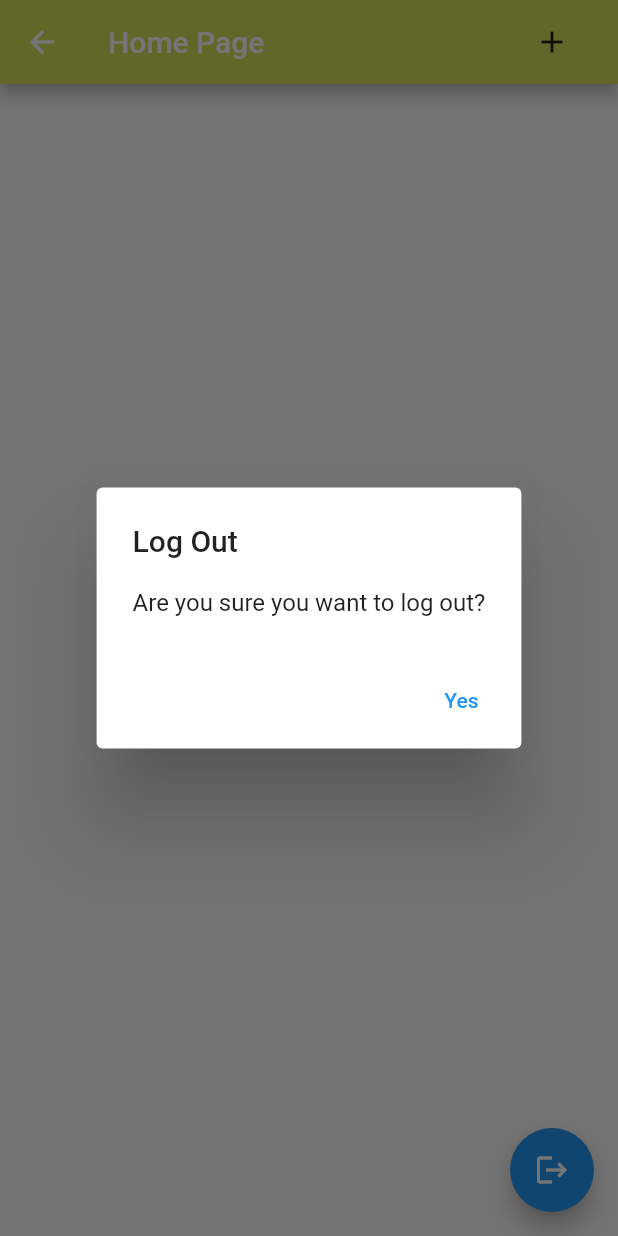
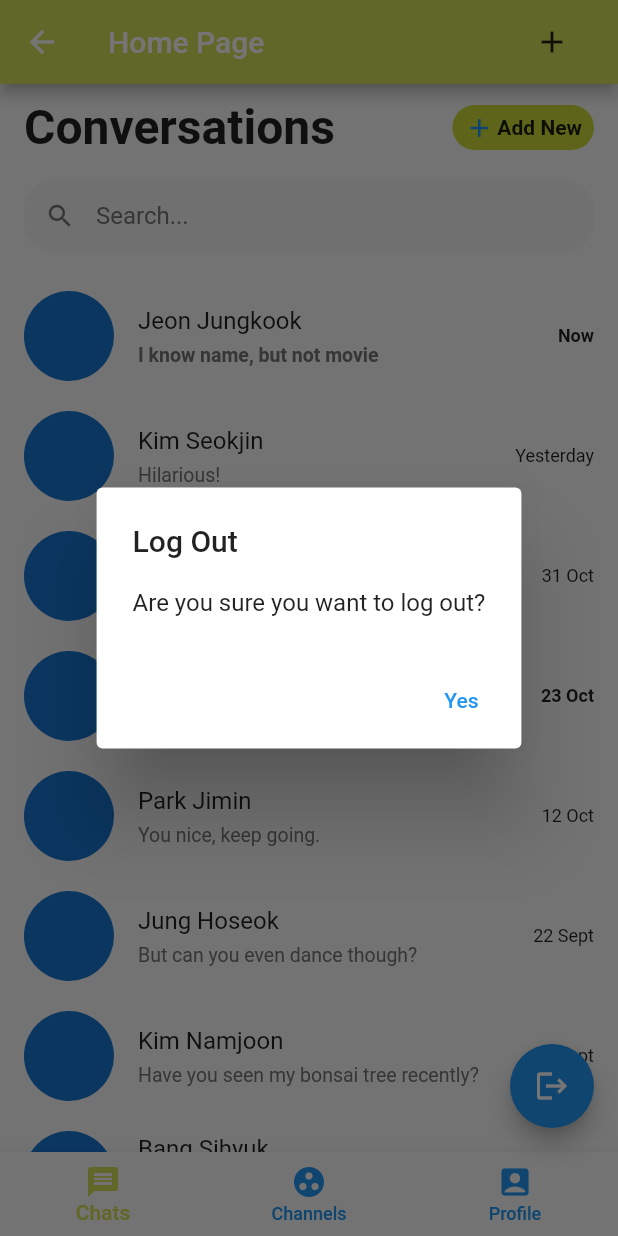
Before and after one commit to famedahossain/hw3-flutter, a Flutter app: the HomePage screen opened directly, after a tap on the "logout" icon, on a phone screen of 412 x 824 dp. Run offline on Flutter 3.47's test engine with Material 2 defaults, Android fonts, the phone set to English and light mode, and no system bars; our stand-ins replace cloud_firestore, firebase_auth, firebase_core, firebase_dynamic_links, firebase_storage, google_sign_in and 3 more; missing offline and left inert: flutter_facebook_auth; accounts and stored records are empty; network calls fail.

Commit message:
Updated Chat App Features + Debug

```diff
--- /dev/null
+++ b/lib/chat.dart
@@ -0,0 +1,100 @@
+import 'package:flutter/material.dart';
+import 'package:cloud_firestore/cloud_firestore.dart';
+import 'authenticate.dart';
+import 'users.dart';
+import 'convo.dart';
+
+class Chat extends StatefulWidget {
+  @override
+  _ChatPageState createState() => _ChatPageState();
+}
+
+String id = Authenticate().user();
+CollectionReference users = FirebaseFirestore.instance.collection('users');
+
+class _ChatPageState extends State<Chat> {
+  List<Users> chatUsers = [
+    Users(name: "Jeon Jungkook", messageText: "I know name, but not movie", imageURL: "assets/user_jungkook.jpg", time: "Now"),
+    Users(name: "Kim Seokjin", messageText: "Hilarious!", imageURL: "assets/user_jin.jpg", time: "Yesterday"),
+    Users(name: "Min Yoongi", messageText: "What is a lil meow meow?", imageURL: "assets/user_yoongi.jpg", time: "31 Oct"),
+    Users(name: "Kim Taehyung", messageText: "Do you know purple?", imageURL: "assets/user_v.jpg", time: "23 Oct"),
+    Users(name: "Park Jimin", messageText: "You nice, keep going.", imageURL: "assets/user_jimin.jpg", time: "12 Oct"),
+    Users(name: "Jung Hoseok", messageText: "But can you even dance though?", imageURL: "assets/user_jhope.jpg", time: "22 Sept"),
+    Users(name: "Kim Namjoon", messageText: "Have you seen my bonsai tree recently?", imageURL: "assets/user_rm.jpg", time: "1 Sept"),
+    Users(name: "Bang Sihyuk", messageText: "What are the newest money making schemes?",imageURL: "assets/user_bangpd.jpg", time: "16 Aug"),
+  ];
+  @override
+  Widget build(BuildContext context) {
+    return Scaffold(
+      body: SingleChildScrollView(
+        physics: BouncingScrollPhysics(),
+        child: Column(
+          crossAxisAlignment: CrossAxisAlignment.start,
+          children: <Widget>[
+            SafeArea(
+              child: Padding(
+                padding: EdgeInsets.only(left: 16,right: 16,top: 10),
+                child: Row(
+                  mainAxisAlignment: MainAxisAlignment.spaceBetween,
+                  children: <Widget>[
+                    Text("Conversations",style: TextStyle(fontSize: 32,fontWeight: FontWeight.bold),),
+                    Container(
+                      padding: EdgeInsets.only(left: 8,right: 8,top: 2,bottom: 2),
+                      height: 30,
+                      decoration: BoxDecoration(
+                        borderRadius: BorderRadius.circular(30),
+                        color: Colors.lime,
+                      ),
+                      child: Row(
+                        children: <Widget>[
+                          Icon(Icons.add,color: Colors.blue,size: 20,),
+                          SizedBox(width: 2,),
+                          Text("Add New",style: TextStyle(fontSize: 14,fontWeight: FontWeight.bold),),
+                        ],
+                      ),
+                    )
+                  ],
+                ),
+              ),
+            ),
+            Padding(
+              padding: EdgeInsets.only(top: 16,left: 16,right: 16),
+              child: TextField(
+                decoration: InputDecoration(
+                  hintText: "Search...",
+                  hintStyle: TextStyle(color: Colors.grey.shade600),
+                  prefixIcon: Icon(Icons.search,color: Colors.grey.shade600, size: 20,),
+                  filled: true,
+                  fillColor: Colors.grey.shade100,
+                  contentPadding: EdgeInsets.all(8),
+                  enabledBorder: OutlineInputBorder(
+                      borderRadius: BorderRadius.circular(20),
+                      borderSide: BorderSide(
+                          color: Colors.grey.shade100
+                      )
+                  ),
+                ),
+              ),
+            ),
+              ListView.builder(
+                itemCount: chatUsers.length,
+                shrinkWrap: true,
+                padding: EdgeInsets.only(top: 16),
+                physics: NeverScrollableScrollPhysics(),
+                itemBuilder: (context, index){
+                  return Conversation(
+                  name: chatUsers[index].name,
+                  messageText: chatUsers[index].messageText,
+                  imageUrl: chatUsers[index].imageURL,
+                  time: chatUsers[index].time,
+                  isMessageRead: (index == 0 || index == 3)?true:false,
+                );
+              },
+            ),
+          ],
+        ),
+      ),
+    );
+
+  }
+}
--- /dev/null
+++ b/lib/convo.dart
@@ -0,0 +1,59 @@
+import 'package:flutter/material.dart';
+import 'chatty.dart';
+
+class Conversation extends StatefulWidget{
+  String name;
+  String messageText;
+  String imageUrl;
+  String time;
+  bool isMessageRead;
+  Conversation({required this.name,required this.messageText,required this.imageUrl,required this.time,required this.isMessageRead});
+  @override
+  _ConversationListState createState() => _ConversationListState();
+}
+
+class _ConversationListState extends State<Conversation> {
+  @override
+  Widget build(BuildContext context) {
+    return
+      GestureDetector(
+        onTap: (){
+          Navigator.push(context, MaterialPageRoute(builder: (context){
+            return ChattyPage();
+          }));
+        },
+      child: Container(
+        padding: EdgeInsets.only(left: 16,right: 16,top: 10,bottom: 10),
+        child: Row(
+          children: <Widget>[
+            Expanded(
+              child: Row(
+                children: <Widget>[
+                  CircleAvatar(
+                    backgroundImage: NetworkImage(widget.imageUrl),
+                    maxRadius: 30,
+                  ),
+                  SizedBox(width: 16,),
+                  Expanded(
+                    child: Container(
+                      color: Colors.transparent,
+                      child: Column(
+                        crossAxisAlignment: CrossAxisAlignment.start,
+                        children: <Widget>[
+                          Text(widget.name, style: TextStyle(fontSize: 16),),
+                          SizedBox(height: 6,),
+                          Text(widget.messageText,style: TextStyle(fontSize: 13,color: Colors.grey.shade600, fontWeight: widget.isMessageRead?FontWeight.bold:FontWeight.normal),),
+                        ],
+                      ),
+                    ),
+                  ),
+                ],
+              ),
+            ),
+            Text(widget.time,style: TextStyle(fontSize: 12,fontWeight: widget.isMessageRead?FontWeight.bold:FontWeight.normal),),
+          ],
+        ),
+      ),
+    );
+  }
+}
--- a/lib/home_view.dart
+++ b/lib/home_view.dart
@@ -5,6 +5,7 @@ import 'package:cloud_firestore/cloud_firestore.dart';
 import 'package:firebase_auth/firebase_auth.dart';
 import 'package:firebase_storage/firebase_storage.dart';
 import 'package:image_picker/image_picker.dart';
+import 'chat.dart';
 
 class HomePage extends StatefulWidget {
   HomePage({Key? key}) : super(key: key);
@@ -38,68 +39,28 @@ class _HomePageState extends State<HomePage> {
             )
           ]
       ),
-
-      body:
-      StreamBuilder(
-        stream: FirebaseFirestore.instance.collection('user').snapshots(),
-        builder: (BuildContext context, AsyncSnapshot<QuerySnapshot> snapshot) {
-          if (!snapshot.hasData) {
-            return const Center(
-              child: CircularProgressIndicator(),
-            );
-          }
-          return ListView(
-            children: snapshot.data!.docs.map((document) {
-              return Container(
-                height: 60,
-                decoration: const BoxDecoration(
-                  borderRadius: BorderRadius.all(Radius.circular(30.0)),
-                ),
-                child: Row(
-                    mainAxisAlignment: MainAxisAlignment.center,
-                    children: <Widget>[
-                      Container(
-                        child:
-                        document['url'].length > 1 ?
-                        Image.network(document['url'], height: 45, width: 45,) :
-                        Image.asset('assets/defaultUserPicture.png', height: 45, width: 45,),
-                      ),
-                      Container(
-                        child: Text( document['first_name']),
-                        padding: EdgeInsets.all(7),
-                      ),
-                      Container(
-                        child: Text( document['register_date']),
-                        padding: EdgeInsets.all(2),
-                      ),
-
-                      Container(
-                        child: RaisedButton.icon(
-                            onPressed: () async {
-                              setState(() {
-                                age = document['age'];
-                                bio = document['bio'];
-                                hometown = document['hometown'];
-                                name = document['first_name'];
-                                img = document['url'];
-                              });
-                              Navigator.push(
-                                  context,MaterialPageRoute(builder: (context) =>
-                                  UserView(age, img, name, bio, hometown,
-                                  )));
-                            },
-                            icon: Icon(Icons.account_circle_outlined ) , label: Text('Visit User')),
-                      )
-                    ]
-                ),
-                margin:EdgeInsets.all(5),
-              );
-            }).toList(),
-          );
-        },
+      body: Chat(),
+      bottomNavigationBar: BottomNavigationBar(
+        selectedItemColor: Colors.lime.shade400,
+        unselectedItemColor: Colors.blue,
+        selectedLabelStyle: TextStyle(fontWeight: FontWeight.w500),
+        unselectedLabelStyle: TextStyle(fontWeight: FontWeight.w500),
+        type: BottomNavigationBarType.fixed,
+        items: [
+        BottomNavigationBarItem(
+          icon: Icon(Icons.message),
+          title: Text("Chats"),
+          ),
+        BottomNavigationBarItem(
+          icon: Icon(Icons.group_work),
+          title: Text("Channels"),
+          ),
+        BottomNavigationBarItem(
+          icon: Icon(Icons.account_box),
+          title: Text("Profile"),
+          ),
+        ],
       ),
-
-
 
       floatingActionButton: FloatingActionButton(
         onPressed: () {
--- a/lib/main.dart
+++ b/lib/main.dart
@@ -57,7 +57,7 @@ class Splash2 extends StatelessWidget {
     return SplashScreen(
       seconds: 6,
       navigateAfterSeconds: AppDriver(),
-      title: new Text('Midterm App',textScaleFactor: 2,),
+      title: new Text('Homework 3 Chat App',textScaleFactor: 2,),
       image: new Image.asset('assets/IMG_9296.jpg',),
       loadingText: Text("Loading"),
       photoSize: 200.0,
--- /dev/null
+++ b/lib/users.dart
@@ -0,0 +1,9 @@
+import 'package:flutter/cupertino.dart';
+
+class Users{
+  String name;
+  String messageText;
+  String imageURL;
+  String time;
+  Users({required this.name,required this.messageText,required this.imageURL,required this.time});
+}
```
Also changed, not shown: lib/chatty.dart (added, +133 -0 lines), lib/message.dart (added, +7 -0 lines), assets/user_bangpd.jpg (added), assets/user_jhope.jpg (added), assets/user_jimin.jpg (added), assets/user_jin.jpg (added), assets/user_jungkook.jpg (added), assets/user_rm.jpg (added), assets/user_v.jpg (added), assets/user_yoongi.jpg (added).
